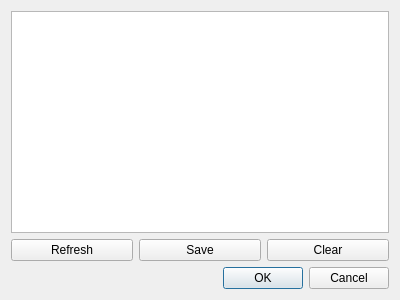
Qt form HsmMan/log_view_dlg.ui (jykim74/CryptokiMan) before a commit.
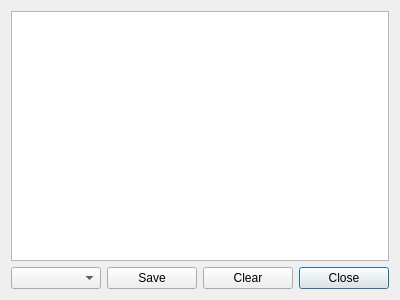
The same form after that commit.

```diff
--- a/HsmMan/log_view_dlg.ui
+++ b/HsmMan/log_view_dlg.ui
@@ -14,30 +14,10 @@
    <string>view log</string>
   </property>
   <layout class="QGridLayout" name="gridLayout">
-   <item row="3" column="1" colspan="2">
-    <widget class="QDialogButtonBox" name="buttonBox">
-     <property name="orientation">
-      <enum>Qt::Horizontal</enum>
-     </property>
-     <property name="standardButtons">
-      <set>QDialogButtonBox::Cancel|QDialogButtonBox::Ok</set>
-     </property>
-    </widget>
-   </item>
-   <item row="1" column="0" colspan="3">
-    <widget class="QTextBrowser" name="mLogText"/>
-   </item>
-   <item row="2" column="0">
-    <widget class="QPushButton" name="mRefreshBtn">
+   <item row="2" column="3">
+    <widget class="QPushButton" name="mCloseBtn">
      <property name="text">
-      <string>Refresh</string>
-     </property>
-    </widget>
-   </item>
-   <item row="2" column="1">
-    <widget class="QPushButton" name="mSaveBtn">
-     <property name="text">
-      <string>Save</string>
+      <string>Close</string>
      </property>
     </widget>
    </item>
@@ -48,6 +28,19 @@
      </property>
     </widget>
    </item>
+   <item row="2" column="1">
+    <widget class="QPushButton" name="mSaveBtn">
+     <property name="text">
+      <string>Save</string>
+     </property>
+    </widget>
+   </item>
+   <item row="2" column="0">
+    <widget class="QComboBox" name="mLogLevelCombo"/>
+   </item>
+   <item row="1" column="0" colspan="4">
+    <widget class="QTextBrowser" name="mLogText"/>
+   </item>
   </layout>
  </widget>
  <resources/>
```
Left out of the diff: 35 changed lines with no effect on the pictures.
